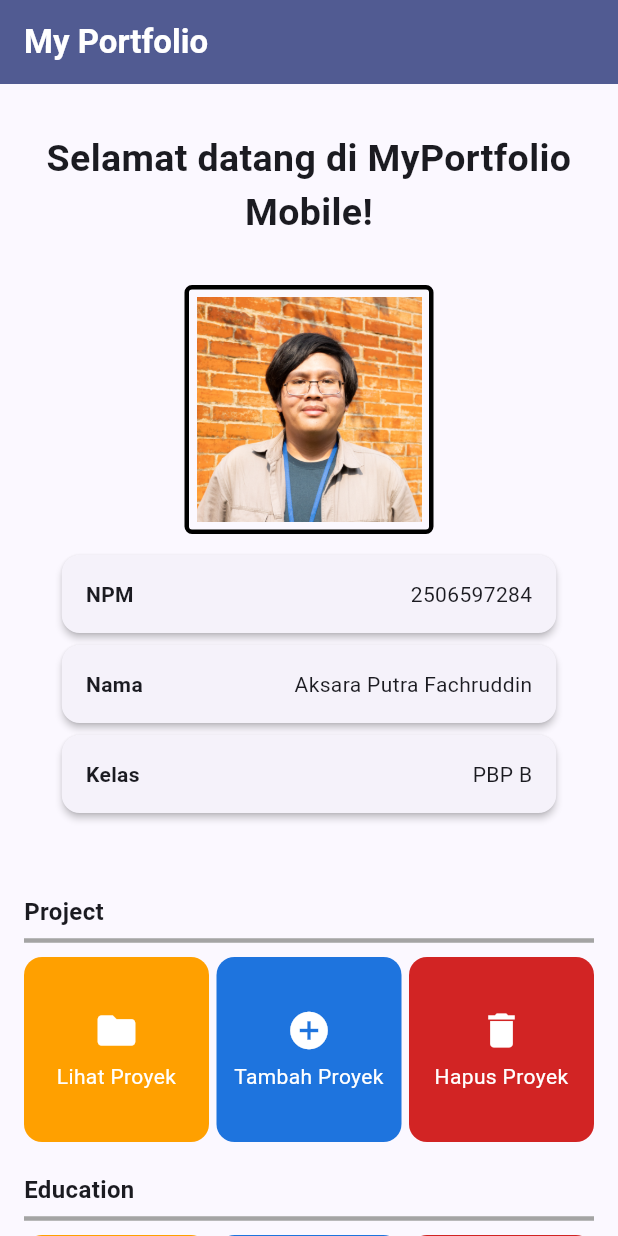
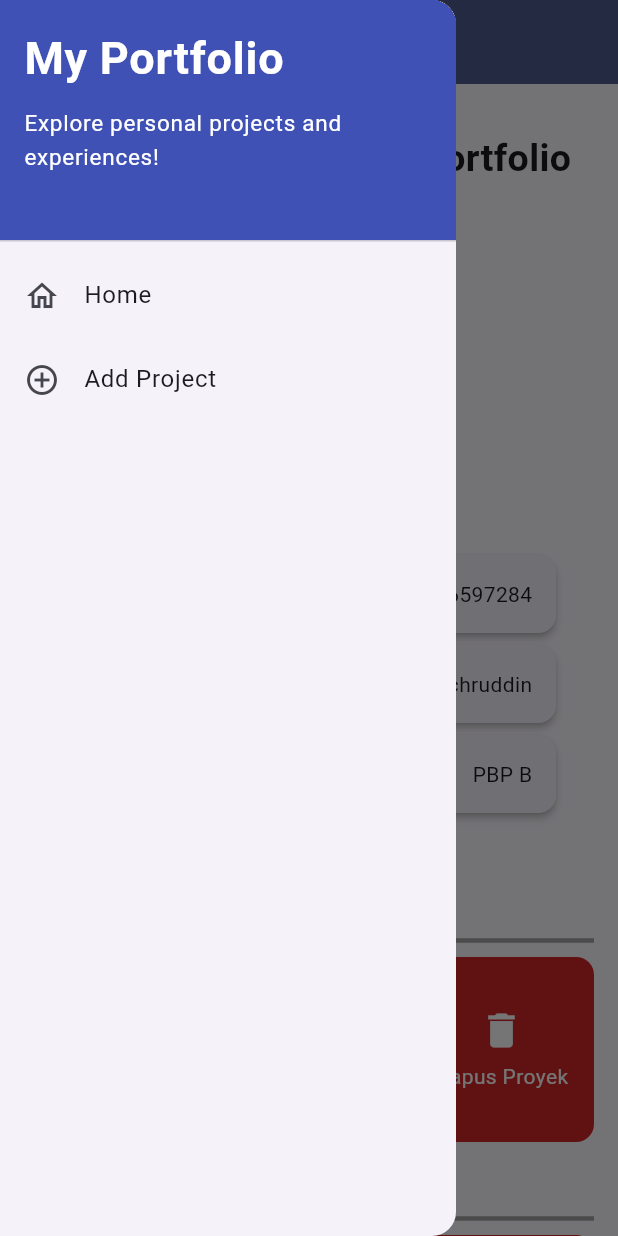
Before and after one commit to aksara-putra-f/myportofolio_mobile, a Flutter app: the screen it shows after launch, with the side drawer open (before the commit the screen has no drawer), on a phone screen of 412 x 824 dp. Run offline on Flutter 3.47's test engine with Material 3 defaults, Android fonts, the phone set to English and light mode, and no system bars.

Commit message:
Mengerjakan tutorial 9: Flutter Navigation, Layouts, Forms, dan Input Elements

```diff
--- a/lib/main.dart
+++ b/lib/main.dart
@@ -1,5 +1,5 @@
 import 'package:flutter/material.dart';
-import 'package:myportofolio_mobile/menu.dart';
+import 'package:myportofolio_mobile/screens/menu.dart';
 
 void main() {
   runApp(const MyApp());
--- a/lib/menu.dart
+++ b/lib/screens/menu.dart
@@ -1,4 +1,6 @@
 import 'package:flutter/material.dart';
+import 'package:myportofolio_mobile/widgets/left_drawer.dart';
+import 'package:myportofolio_mobile/widgets/item_card.dart';
 
 class ItemHomepage {
   final String name;
@@ -57,6 +59,8 @@ class MyHomePage extends StatelessWidget {
         ),
         backgroundColor: Theme.of(context).colorScheme.primary,
       ),
+
+      drawer: const LeftDrawer(),
 
       // Body halaman utama dengan padding di sekelilingnya.
       body: SingleChildScrollView(
@@ -282,53 +286,6 @@ class InfoCard extends StatelessWidget {
   }
 }
 
-class ItemCard extends StatelessWidget {
-  final ItemHomepage item;
-
-  const ItemCard(this.item, {super.key});
-
-  @override
-  Widget build(BuildContext context) {
-    return Material(
-      // Menggunakan warna sekunder dari skema tema aplikasi.
-      color: item.color,
-      borderRadius: BorderRadius.circular(12),
-      child: InkWell(
-        // Aksi ketika kartu ditekan oleh pengguna.
-        onTap: () {
-          // Menampilkan SnackBar dengan pesan interaktif.
-          ScaffoldMessenger.of(context)
-            ..hideCurrentSnackBar()
-            ..showSnackBar(
-              SnackBar(content: Text("Kamu telah menekan tombol ${item.name}!"))
-            );
-        },
-        child: Container(
-          padding: const EdgeInsets.all(8),
-          child: Center(
-            child: Column(
-              mainAxisAlignment: MainAxisAlignment.center,
-              children: [
-                Icon(
-                  item.icon,
-                  color: Colors.white,
-                  size: 30.0,
-                ),
-                const Padding(padding: EdgeInsets.all(3)),
-                Text(
-                  item.name,
-                  textAlign: TextAlign.center,
-                  style: const TextStyle(color: Colors.white),
-                ),
-              ],
-            ),
-          ),
-        ),
-      ),
-    );
-  }
-}
-
 class SectionTitle extends StatelessWidget {
   final String title;
 
--- /dev/null
+++ b/lib/widgets/item_card.dart
@@ -0,0 +1,59 @@
+import 'package:flutter/material.dart';
+import 'package:myportofolio_mobile/screens/menu.dart';
+import 'package:myportofolio_mobile/screens/project_form.dart';
+
+class ItemCard extends StatelessWidget {
+  final ItemHomepage item;
+
+  const ItemCard(this.item, {super.key});
+
+  @override
+  Widget build(BuildContext context) {
+    return Material(
+      // Menggunakan warna sekunder dari skema tema aplikasi.
+      color: item.color,
+      borderRadius: BorderRadius.circular(12),
+      child: InkWell(
+        // Aksi ketika kartu ditekan oleh pengguna.
+        onTap: () {
+          // Menampilkan SnackBar dengan pesan interaktif.
+          ScaffoldMessenger.of(context)
+            ..hideCurrentSnackBar()
+            ..showSnackBar(
+              SnackBar(content: Text("Kamu telah menekan tombol ${item.name}!"))
+            );
+
+          if (item.name == "Tambah Proyek") {
+            Navigator.push(
+              context,
+              MaterialPageRoute(
+                builder: (context) => ProjectFormPage()
+              )
+            );
+          }
+        },
+        child: Container(
+          padding: const EdgeInsets.all(8),
+          child: Center(
+            child: Column(
+              mainAxisAlignment: MainAxisAlignment.center,
+              children: [
+                Icon(
+                  item.icon,
+                  color: Colors.white,
+                  size: 30.0,
+                ),
+                const Padding(padding: EdgeInsets.all(3)),
+                Text(
+                  item.name,
+                  textAlign: TextAlign.center,
+                  style: const TextStyle(color: Colors.white),
+                ),
+              ],
+            ),
+          ),
+        ),
+      ),
+    );
+  }
+}
--- /dev/null
+++ b/lib/widgets/left_drawer.dart
@@ -0,0 +1,69 @@
+import 'package:flutter/material.dart';
+import 'package:myportofolio_mobile/screens/menu.dart';
+import 'package:myportofolio_mobile/screens/project_form.dart';
+
+class LeftDrawer extends StatelessWidget {
+  const LeftDrawer({super.key});
+
+  @override
+  Widget build(BuildContext context) {
+    return Drawer(
+      child: ListView(
+        children: [
+          const DrawerHeader(
+            decoration: BoxDecoration(
+              color: Colors.indigo,
+            ),
+            child: Column(
+              crossAxisAlignment: CrossAxisAlignment.start,
+              children: [
+                Text(
+                  'My Portfolio',
+                  style: TextStyle(
+                    fontSize: 30,
+                    fontWeight: FontWeight.bold,
+                    color: Colors.white,
+                  ),
+                ),
+                SizedBox(height: 10),
+                Text(
+                  'Explore personal projects and experiences!',
+                  style: TextStyle(
+                    fontSize: 15,
+                    color: Colors.white,
+                  ),
+                ),
+              ],
+            ),
+          ),
+          ListTile(
+            leading: const Icon(Icons.home_outlined),
+            title: const Text('Home'),
+            // Navigasi ke halaman utama portofolio
+            onTap: () {
+              Navigator.pushReplacement(
+                context,
+                MaterialPageRoute(
+                  builder: (context) => MyHomePage(),
+                ),
+              );
+            },
+          ),
+          ListTile(
+            leading: const Icon(Icons.add_circle_outline),
+            title: const Text('Add Project'),
+            // Navigasi ke halaman tambah proyek
+            onTap: () {
+              Navigator.pushReplacement(
+                context,
+                MaterialPageRoute(
+                  builder: (context) => ProjectFormPage()
+                )
+              );
+            },
+          ),
+        ],
+      ),
+    );
+  }
+}
```
Also changed, not shown: lib/screens/project_form.dart (added, +217 -0 lines).
